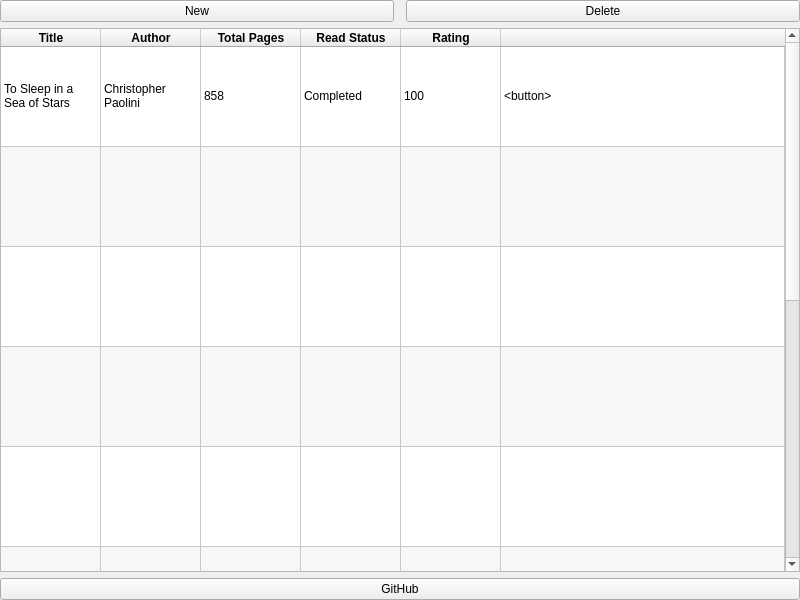
This is mainwindow.ui in Dylan-Gresham/MyLibraryApp as Qt 5 draws it before an edit. The edited form follows.
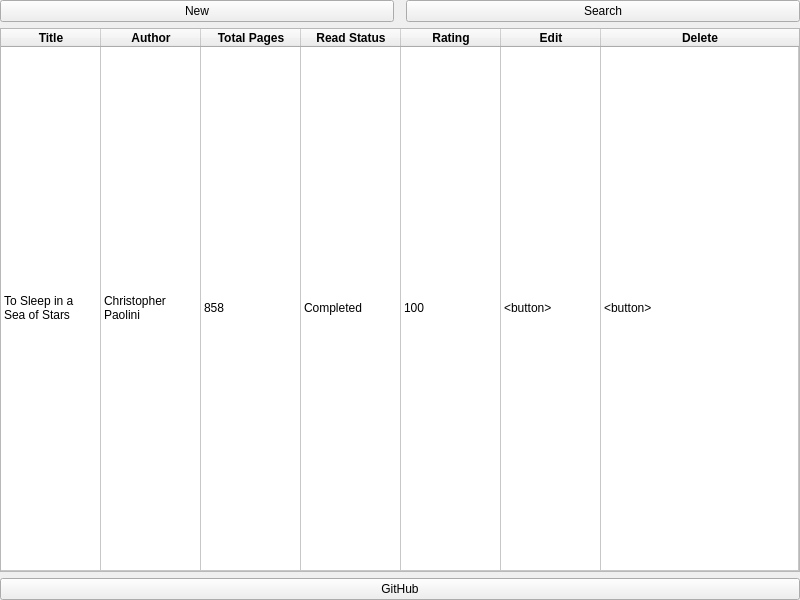
This is the edited form.

What changed in the file:
```diff
--- a/mainwindow.ui
+++ b/mainwindow.ui
@@ -42,7 +42,7 @@
       <item>
        <widget class="QPushButton" name="delButton">
         <property name="text">
-         <string>Delete</string>
+         <string>Search</string>
         </property>
        </widget>
       </item>
@@ -74,10 +74,10 @@
          <bool>true</bool>
         </property>
         <property name="rowCount">
-         <number>10</number>
+         <number>1</number>
         </property>
         <property name="columnCount">
-         <number>6</number>
+         <number>7</number>
         </property>
         <attribute name="horizontalHeaderVisible">
          <bool>true</bool>
@@ -104,18 +104,9 @@
          <number>100</number>
         </attribute>
         <attribute name="verticalHeaderStretchLastSection">
-         <bool>false</bool>
+         <bool>true</bool>
         </attribute>
         <row/>
-        <row/>
-        <row/>
-        <row/>
-        <row/>
-        <row/>
-        <row/>
-        <row/>
-        <row/>
-        <row/>
         <column>
          <property name="text">
           <string>Title</string>
@@ -168,7 +159,7 @@
         </column>
         <column>
          <property name="text">
-          <string/>
+          <string>Edit</string>
          </property>
          <property name="font">
           <font>
@@ -179,6 +170,16 @@
           <set>AlignHCenter|AlignTop</set>
          </property>
         </column>
+        <column>
+         <property name="text">
+          <string>Delete</string>
+         </property>
+         <property name="font">
+          <font>
+           <bold>true</bold>
+          </font>
+         </property>
+        </column>
         <item row="0" column="0">
          <property name="text">
           <string>To Sleep in a Sea of Stars</string>
@@ -209,6 +210,11 @@
           <string>&lt;button&gt;</string>
          </property>
         </item>
+        <item row="0" column="6">
+         <property name="text">
+          <string>&lt;button&gt;</string>
+         </property>
+        </item>
        </widget>
       </item>
      </layout>
```
